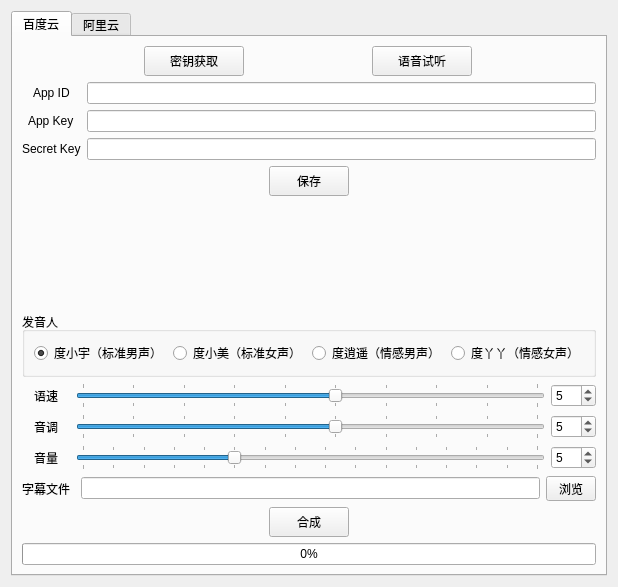
Above: static/main.ui from kizx/subtitle2audio before the change. Below: the same form after it.
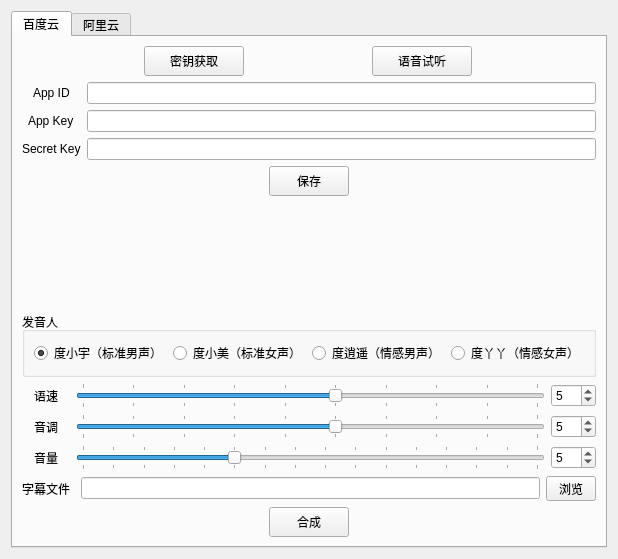
That is the form after the change.

Commit message: 修复无响应假死

The edit to the form file:
```diff
--- a/static/main.ui
+++ b/static/main.ui
@@ -6,8 +6,8 @@
    <rect>
     <x>0</x>
     <y>0</y>
-    <width>612</width>
-    <height>579</height>
+    <width>606</width>
+    <height>553</height>
    </rect>
   </property>
   <property name="windowTitle">
@@ -119,6 +119,9 @@
              <height>30</height>
             </size>
            </property>
+           <property name="styleSheet">
+            <string notr="true"/>
+           </property>
            <property name="text">
             <string>保存</string>
            </property>
@@ -423,13 +426,6 @@
          </item>
         </layout>
        </item>
-       <item>
-        <widget class="QProgressBar" name="progressBar">
-         <property name="value">
-          <number>0</number>
-         </property>
-        </widget>
-       </item>
       </layout>
      </widget>
      <widget class="QWidget" name="ali">
@@ -1246,13 +1242,6 @@
          </item>
         </layout>
        </item>
-       <item>
-        <widget class="QProgressBar" name="progressBar_ali">
-         <property name="value">
-          <number>0</number>
-         </property>
-        </widget>
-       </item>
       </layout>
      </widget>
     </widget>
```
The commit also changes 1 other file.
